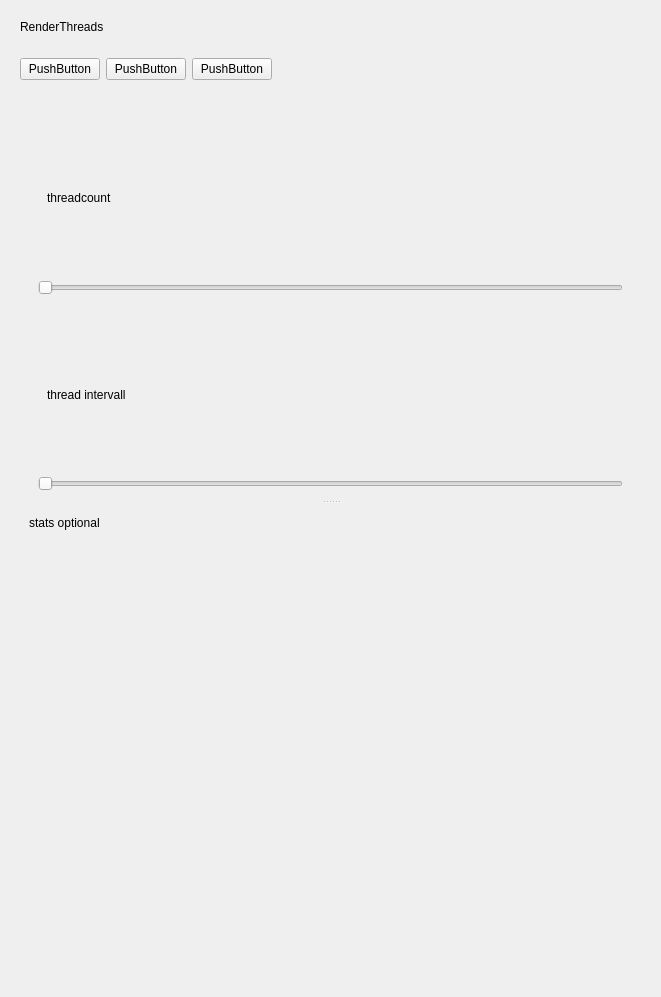
Qt form helga/nuke/rendering/renderthreads/media/ui/renderthreads.ui (timmwagener/helga) before a commit.
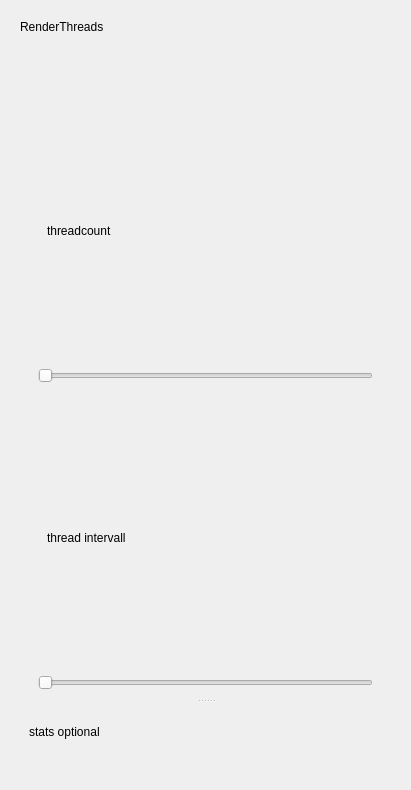
The same form after that commit. The open tabs and pages were chosen to show the change.

Commit message: Nuke: 1. Implemented thread and queue behaviour rudimentary. No options to adjust them via ui yet.

Patch:
```diff
--- a/helga/nuke/rendering/renderthreads/media/ui/renderthreads.ui
+++ b/helga/nuke/rendering/renderthreads/media/ui/renderthreads.ui
@@ -6,8 +6,8 @@
    <rect>
     <x>0</x>
     <y>0</y>
-    <width>661</width>
-    <height>997</height>
+    <width>411</width>
+    <height>790</height>
    </rect>
   </property>
   <property name="windowTitle">
@@ -34,43 +34,8 @@
     </widget>
    </item>
    <item>
-    <widget class="QWidget" name="wdgt_menu" native="true">
-     <layout class="QHBoxLayout" name="horizontalLayout">
-      <item>
-       <widget class="QPushButton" name="btn_menu_render">
-        <property name="text">
-         <string>PushButton</string>
-        </property>
-       </widget>
-      </item>
-      <item>
-       <widget class="QPushButton" name="btn_menu_threads">
-        <property name="text">
-         <string>PushButton</string>
-        </property>
-       </widget>
-      </item>
-      <item>
-       <widget class="QPushButton" name="btn_menu_options">
-        <property name="text">
-         <string>PushButton</string>
-        </property>
-       </widget>
-      </item>
-      <item>
-       <spacer name="spcr_menu">
-        <property name="orientation">
-         <enum>Qt::Horizontal</enum>
-        </property>
-        <property name="sizeHint" stdset="0">
-         <size>
-          <width>40</width>
-          <height>20</height>
-         </size>
-        </property>
-       </spacer>
-      </item>
-     </layout>
+    <widget class="QWidget" name="wdgt_stkwdgt_menu" native="true">
+     <layout class="QHBoxLayout" name="horizontalLayout"/>
     </widget>
    </item>
    <item>
@@ -125,22 +90,14 @@
                </widget>
               </item>
               <item>
-               <widget class="QWidget" name="wdgt_progressbar" native="true">
+               <widget class="QWidget" name="wdgt_pbar_render" native="true">
                 <property name="sizePolicy">
                  <sizepolicy hsizetype="Preferred" vsizetype="Minimum">
                   <horstretch>0</horstretch>
                   <verstretch>0</verstretch>
                  </sizepolicy>
                 </property>
-                <layout class="QVBoxLayout" name="verticalLayout_6">
-                 <item>
-                  <widget class="QProgressBar" name="pbar_nodes">
-                   <property name="value">
-                    <number>24</number>
-                   </property>
-                  </widget>
-                 </item>
-                </layout>
+                <layout class="QVBoxLayout" name="verticalLayout_6"/>
                </widget>
               </item>
              </layout>
@@ -159,7 +116,7 @@
                  <item>
                   <widget class="QLabel" name="lbl_log_header">
                    <property name="text">
-                    <string>TextLabel</string>
+                    <string>Log</string>
                    </property>
                   </widget>
                  </item>
@@ -183,6 +140,9 @@
                    <property name="horizontalScrollBarPolicy">
                     <enum>Qt::ScrollBarAlwaysOn</enum>
                    </property>
+                   <property name="readOnly">
+                    <bool>true</bool>
+                   </property>
                   </widget>
                  </item>
                 </layout>
@@ -294,19 +254,6 @@
             </widget>
            </widget>
           </item>
-          <item>
-           <spacer name="spcr_threads_and_stats">
-            <property name="orientation">
-             <enum>Qt::Vertical</enum>
-            </property>
-            <property name="sizeHint" stdset="0">
-             <size>
-              <width>20</width>
-              <height>40</height>
-             </size>
-            </property>
-           </spacer>
-          </item>
          </layout>
         </widget>
        </item>
```
The commit also changes 6 other files.
